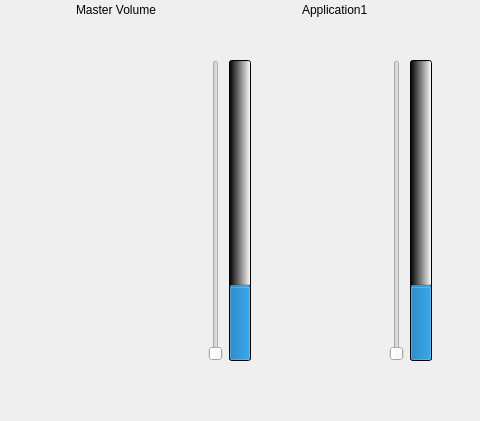
The window that desktop/QT/mainwindow.ui (Rocket009/Senior-Project) describes before a commit, drawn with Qt 5; both pictures show x 84 to 564 and y 159 to 580 of the 993 by 702 pixel window.
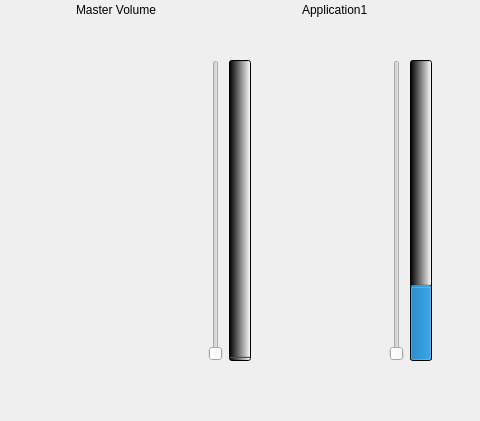
The same window after the commit.

```diff
--- a/desktop/QT/mainwindow.ui
+++ b/desktop/QT/mainwindow.ui
@@ -45,7 +45,7 @@
           <string notr="true">background-color: qlineargradient(spread:pad, x1:0, y1:0, x2:1, y2:0, stop:0 rgba(0, 0, 0, 255), stop:1 rgba(255, 255, 255, 255));</string>
          </property>
          <property name="value">
-          <number>24</number>
+          <number>0</number>
          </property>
          <property name="textVisible">
           <bool>false</bool>
```
Left out of the diff: 23 changed lines with no effect on the pictures.
